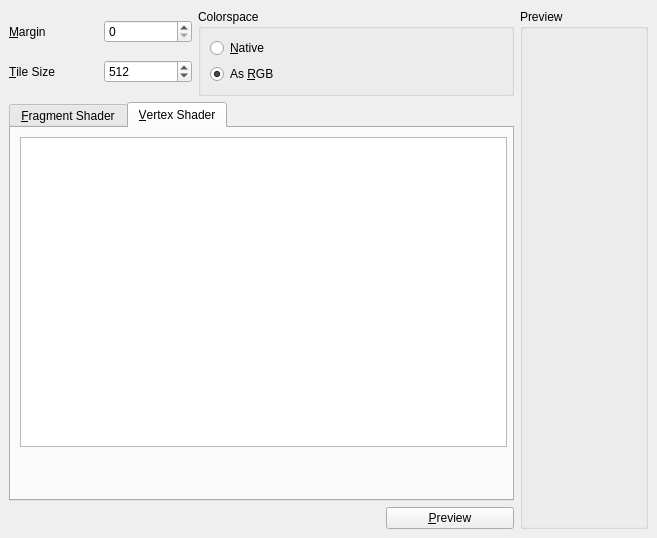
Above: krita/plugins/viewplugins/glsl/wdg_glsl.ui from KDE/krita before the change. Below: the same form after it.
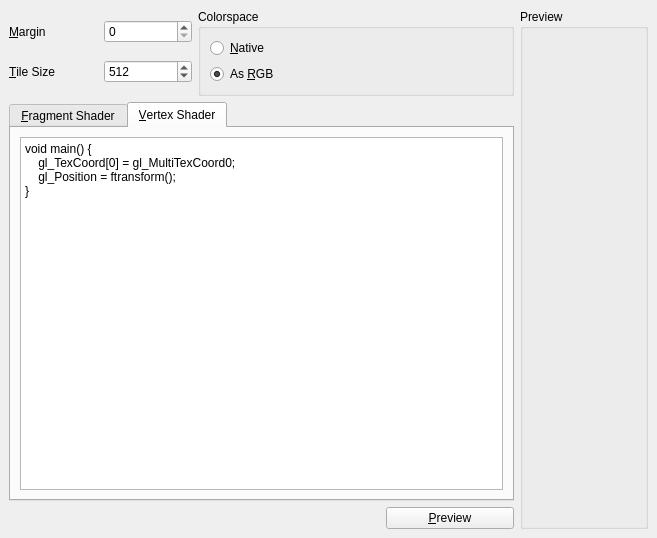
That is the form after the change. Custom widgets are drawn as their Qt base class.

Commit message: fixed up the dialog box

What changed in the file:
```diff
--- a/krita/plugins/viewplugins/glsl/wdg_glsl.ui
+++ b/krita/plugins/viewplugins/glsl/wdg_glsl.ui
@@ -95,16 +95,24 @@
       <attribute name="title" >
        <string>&amp;Vertex Shader</string>
       </attribute>
-      <widget class="QTextEdit" name="vertexText" >
-       <property name="geometry" >
-        <rect>
-         <x>9</x>
-         <y>9</y>
-         <width>487</width>
-         <height>310</height>
-        </rect>
-       </property>
-      </widget>
+      <layout class="QGridLayout" >
+       <item row="0" column="0" >
+        <widget class="KTextEdit" name="vertexText" >
+         <property name="autoFormatting" >
+          <set>QTextEdit::AutoNone</set>
+         </property>
+         <property name="html" >
+          <string>&lt;html>&lt;head>&lt;meta name="qrichtext" content="1" />&lt;style type="text/css">
+p, li { white-space: pre-wrap; }
+&lt;/style>&lt;/head>&lt;body style=" font-family:'Sans Serif'; font-size:9pt; font-weight:400; font-style:normal;">
+&lt;p style=" margin-top:0px; margin-bottom:0px; margin-left:0px; margin-right:0px; -qt-block-indent:0; text-indent:0px;">void main() {&lt;/p>
+&lt;p style=" margin-top:0px; margin-bottom:0px; margin-left:0px; margin-right:0px; -qt-block-indent:0; text-indent:0px;">    gl_TexCoord[0] = gl_MultiTexCoord0;&lt;/p>
+&lt;p style=" margin-top:0px; margin-bottom:0px; margin-left:0px; margin-right:0px; -qt-block-indent:0; text-indent:0px;">    gl_Position = ftransform();&lt;/p>
+&lt;p style=" margin-top:0px; margin-bottom:0px; margin-left:0px; margin-right:0px; -qt-block-indent:0; text-indent:0px;">}&lt;/p>&lt;/body>&lt;/html></string>
+         </property>
+        </widget>
+       </item>
+      </layout>
      </widget>
     </widget>
    </item>
@@ -221,6 +229,13 @@
    </item>
   </layout>
  </widget>
+ <customwidgets>
+  <customwidget>
+   <class>KTextEdit</class>
+   <extends>QTextEdit</extends>
+   <header>ktextedit.h</header>
+  </customwidget>
+ </customwidgets>
  <resources/>
  <connections/>
 </ui>
```
Left out of the diff: 15 changed lines with no effect on the pictures. The commit also changes 1 other file.
